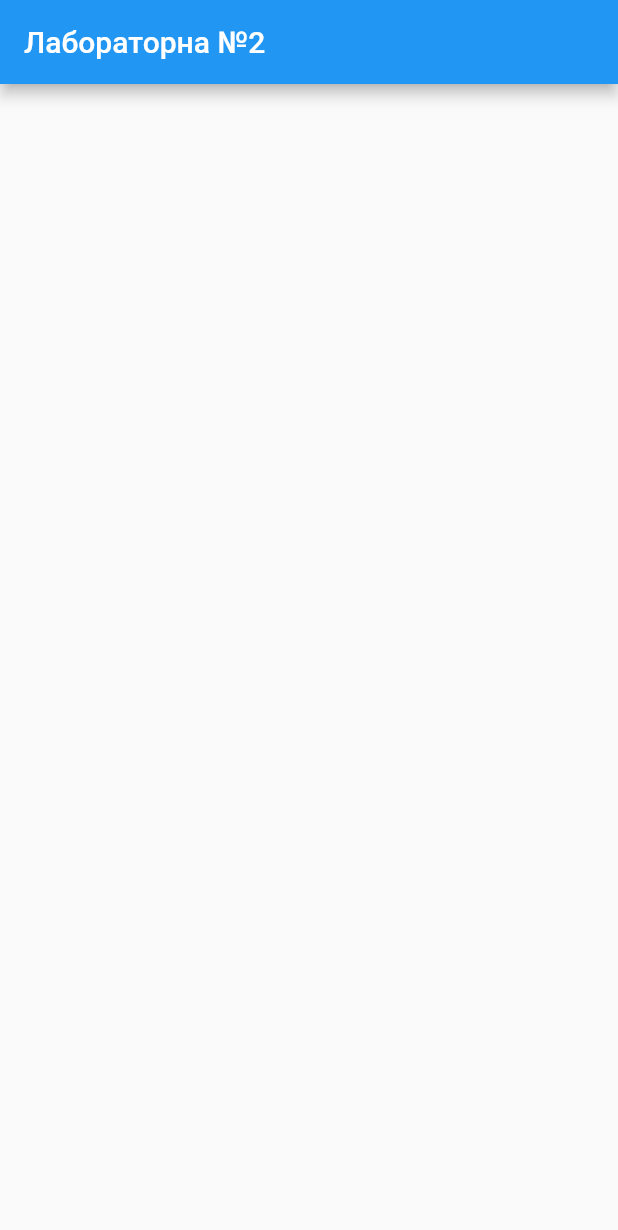
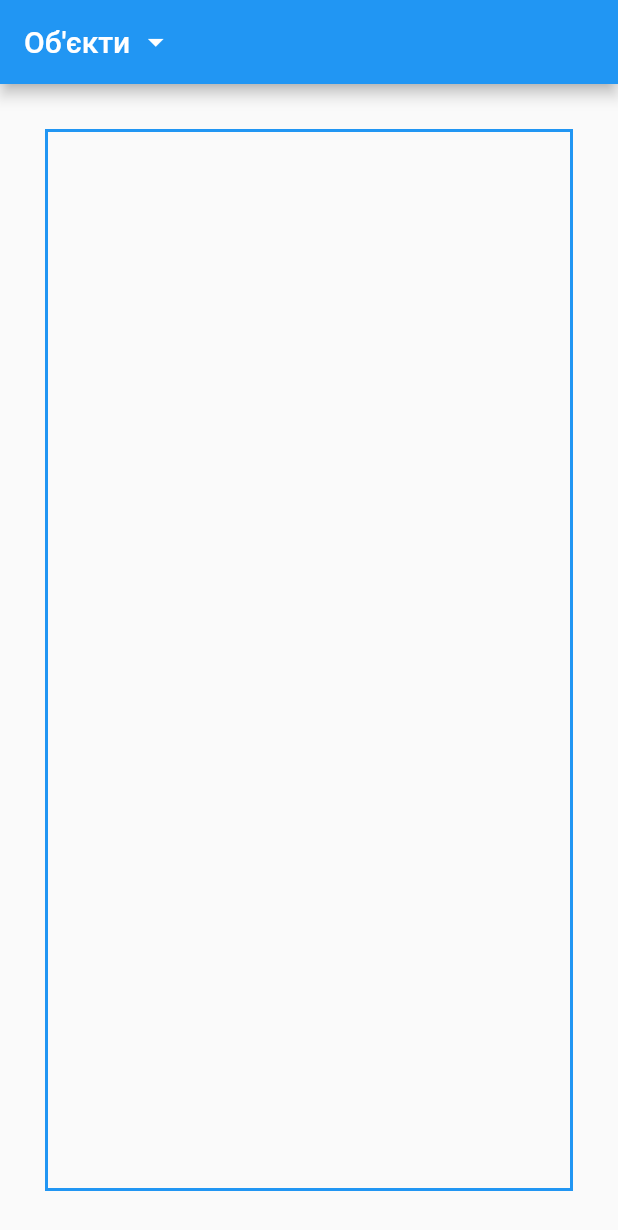
Before and after one commit to MytsV/OOP_Lab_5, a Flutter app: the screen it shows after launch, on a phone screen of 412 x 824 dp. Shown: the top 1230 px of the screen. Run offline on Flutter 3.47's test engine with Material 2 defaults, Android fonts, the phone set to English and light mode, and no system bars.

Commit message:
finished instrument choice

```diff
--- a/lib/main.dart
+++ b/lib/main.dart
@@ -13,38 +13,102 @@ class MyApp extends StatelessWidget {
   Widget build(BuildContext context) {
     return const MaterialApp(
       title: 'Лабораторна №2',
-      home: MainPage(),
+      home: DrawingPage(),
+      debugShowCheckedModeBanner: false,
     );
   }
 }
 
-class MainPage extends StatefulWidget {
-  const MainPage({Key? key}) : super(key: key);
+class DrawingPage extends StatefulWidget {
+  const DrawingPage({Key? key}) : super(key: key);
 
   @override
-  State<MainPage> createState() => _MainPageState();
+  State<DrawingPage> createState() => _DrawingPageState();
 }
 
-class _MainPageState extends State<MainPage> {
-  Editor _currentEditor = EllipseEditor();
+class _DrawingPageState extends State<DrawingPage> {
+  Editor _currentEditor = PointEditor();
+
+  void _onMenuItemSelected(Editor value) {
+    setState(() {
+      _currentEditor = value;
+    });
+  }
+
+  _getButtonChild(String text, Type editorType) {
+    if (_currentEditor.runtimeType == editorType) {
+      return Row(
+        children: [
+          Text(text),
+          const SizedBox(width: 5,),
+          const Icon(Icons.check, color: Colors.blue),
+        ],
+      );
+    }
+    return Text(text);
+  }
+
+  Widget _getMenuButton() => PopupMenuButton(
+    child: IntrinsicWidth(
+      child: Row(
+        mainAxisAlignment: MainAxisAlignment.center,
+        children: const [
+          Text('Об\'єкти'),
+          SizedBox(width: 5,),
+          Icon(Icons.arrow_drop_down, color: Colors.white),
+        ],
+      ),
+    ),
+    itemBuilder: (context) {
+      return [
+        PopupMenuItem<Editor>(
+          value: PointEditor(),
+          child: _getButtonChild('Крапка', PointEditor),
+        ),
+        PopupMenuItem<Editor>(
+          value: LineEditor(),
+          child: _getButtonChild('Лінія', LineEditor),
+        ),
+        PopupMenuItem<Editor>(
+          value: RectangleEditor(),
+          child: _getButtonChild('Прямокутник', RectangleEditor),
+        ),
+        PopupMenuItem<Editor>(
+          value: EllipseEditor(),
+          child: _getButtonChild('Еліпс', EllipseEditor),
+        ),
+      ];
+    },
+    onSelected: _onMenuItemSelected,
+  );
 
   @override
   Widget build(BuildContext context) {
     return Scaffold(
       appBar: AppBar(
-        title: const Text('Лабораторна №2'),
+        title: _getMenuButton(),
       ),
-      body: GestureDetector(
+      body: Padding(
+        padding: const EdgeInsets.all(30.0),
+        child: Container(
+          decoration: BoxDecoration(
+            border: Border.all(style: BorderStyle.solid, color: Colors.blue, width: baseStrokeWidth + 1)
+          ),
+          child: GestureDetector(
             onPanDown: _currentEditor.onPanDown,
             onPanUpdate: _currentEditor.onPanUpdate,
             onPanEnd: _currentEditor.onPanEnd,
+            child: ClipRRect(
               child: SizedBox(
-          width: 300,
-          height: 300,
+                width: double.maxFinite,
+                height: double.maxFinite,
                 child: ValueListenableBuilder<List<Shape>>(
                   valueListenable: shapes,
                   builder: (context, shapes, _) => CustomPaint(
                     painter: ShapePainter(),
+                  ),
+                ),
+              ),
             ),
           ),
         ),
@@ -71,6 +135,7 @@ const baseColor = Colors.deepOrange;
 const shadowColor = Colors.black;
 const strokeColor = Colors.black;
 const ellipseFill = Colors.white;
+
 const double baseStrokeWidth = 1;
 
 abstract class Shape {
```
Lines whose indentation alone changed are shown as unchanged.
